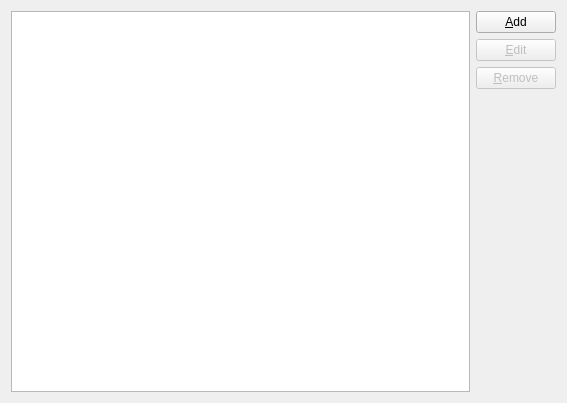
This is src/grauchy/src/grauchy/packagespage.ui in Slesa/Trinity as Qt 5 draws it before an edit. The edited form follows.
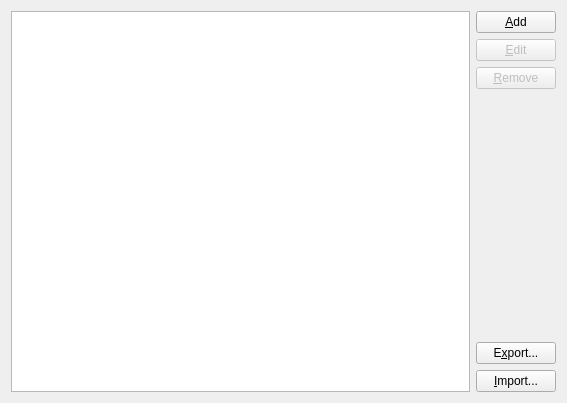
This is the edited form. Icons and pictures are not drawn.

Commit message: Trying to export all key strokes

The edit to the form file:
```diff
--- a/src/grauchy/src/grauchy/packagespage.ui
+++ b/src/grauchy/src/grauchy/packagespage.ui
@@ -13,8 +13,8 @@
   <property name="windowTitle">
    <string>Form</string>
   </property>
-  <layout class="QHBoxLayout" name="horizontalLayout">
-   <item>
+  <layout class="QGridLayout" name="gridLayout">
+   <item row="0" column="0" rowspan="6">
     <widget class="QTableView" name="_listPackages">
      <property name="editTriggers">
       <set>QAbstractItemView::AnyKeyPressed|QAbstractItemView::EditKeyPressed</set>
@@ -27,9 +27,7 @@
      </property>
     </widget>
    </item>
-   <item>
-    <layout class="QVBoxLayout" name="verticalLayout">
-     <item>
+   <item row="0" column="1">
       <widget class="QPushButton" name="_buttonAdd">
        <property name="toolTip">
         <string>&lt;html&gt;&lt;head/&gt;&lt;body&gt;&lt;p&gt;Add a new package to grauchy.&lt;/p&gt;&lt;p&gt;Shortcut: &lt;span style=&quot; font-weight:600;&quot;&gt;Ins&lt;/span&gt;&lt;/p&gt;&lt;/body&gt;&lt;/html&gt;</string>
@@ -43,7 +41,7 @@
        </property>
       </widget>
      </item>
-     <item>
+   <item row="1" column="1">
       <widget class="QPushButton" name="_buttonEdit">
        <property name="enabled">
         <bool>false</bool>
@@ -60,7 +58,7 @@
        </property>
       </widget>
      </item>
-     <item>
+   <item row="2" column="1">
       <widget class="QPushButton" name="_buttonRemove">
        <property name="enabled">
         <bool>false</bool>
@@ -80,7 +78,7 @@
        </property>
       </widget>
      </item>
-     <item>
+   <item row="3" column="1">
       <spacer name="verticalSpacer">
        <property name="orientation">
         <enum>Qt::Vertical</enum>
@@ -88,12 +86,24 @@
        <property name="sizeHint" stdset="0">
         <size>
          <width>20</width>
-         <height>40</height>
+       <height>227</height>
         </size>
        </property>
       </spacer>
      </item>
-    </layout>
+   <item row="4" column="1">
+    <widget class="QPushButton" name="_buttonExport">
+     <property name="text">
+      <string>E&amp;xport...</string>
+     </property>
+    </widget>
+   </item>
+   <item row="5" column="1">
+    <widget class="QPushButton" name="buttonImport">
+     <property name="text">
+      <string>&amp;Import...</string>
+     </property>
+    </widget>
    </item>
   </layout>
  </widget>
```
Lines whose indentation alone changed are shown as unchanged. The commit also changes 8 other files.
